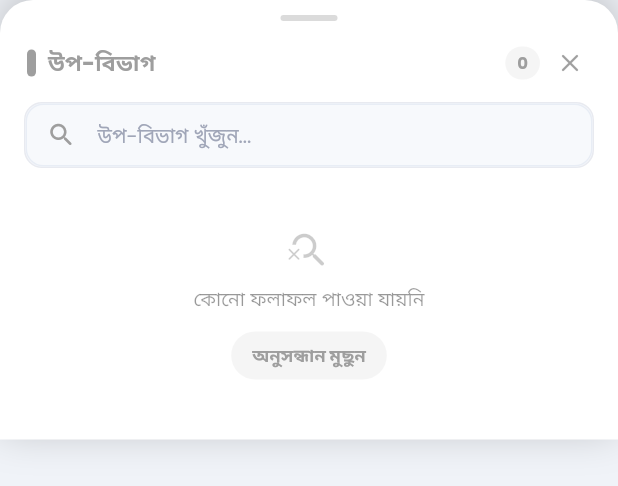
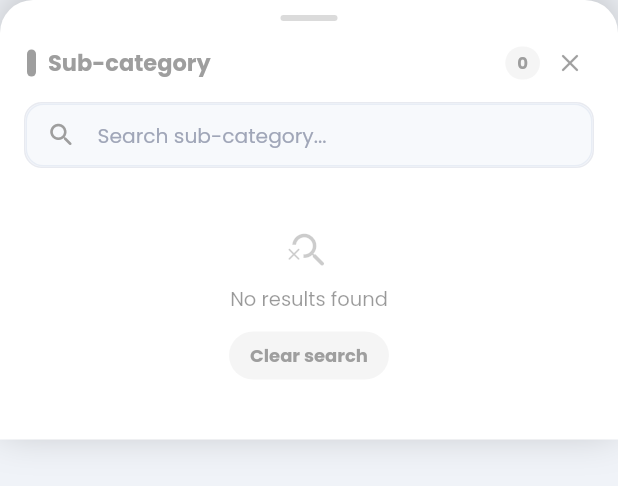
Before and after one commit to hasib94badhon/aarambd, a Flutter app: the _SubCatPopup widget shown alone on an empty page, opened directly with empty values, on a phone screen of 412 x 824 dp. Shown: the top 486 px of the screen. Run offline on Flutter 3.47's test engine with Material 3 defaults, Android fonts, the phone set to English and light mode, and no system bars; our stand-ins replace animated_bottom_navigation_bar, app_links, cached_network_image, firebase_core, firebase_messaging, flutter_local_notifications and 14 more; accounts and stored records are empty; network calls fail.

Commit message:
8 August

```diff
--- a/lib/pages/description_landing_page.dart
+++ b/lib/pages/description_landing_page.dart
@@ -68,7 +68,7 @@ class _ExpandableTextState extends State<ExpandableText> {
               child: Padding(
                 padding: const EdgeInsets.only(top: 4),
                 child: Text(
-                    _expanded ? 'কম দেখুন' : 'আরও দেখুন',
+                    _expanded ? 'Show less' : 'Show more',
                     style: widget.linkStyle),
               ),
             ),
@@ -470,12 +470,12 @@ class _DescriptionLandingPageState extends State<DescriptionLandingPage>
               child: Icon(t.icon, color: t.primary, size: 30),
             ),
             const SizedBox(height: 16),
-            const Text('এখানে এখনো কোনো পোস্ট নেই',
+            const Text('No posts here yet',
                 style: TextStyle(
                     fontSize: 16, fontWeight: FontWeight.w700,
                     color: Color(0xFF1A2340))),
             const SizedBox(height: 8),
-            Text('উপরের "পোস্ট করুন" বোতামে চাপুন।',
+            Text('Tap the "Post" button above to create one.',
                 textAlign: TextAlign.center,
                 style: TextStyle(
                     fontSize: 13,
@@ -896,7 +896,7 @@ class _SubCatPopupState extends State<_SubCatPopup> {
                 ),
                 Expanded(
                   child: Text(
-                    widget.catName.isNotEmpty ? widget.catName : 'উপ-বিভাগ',
+                    widget.catName.isNotEmpty ? widget.catName : 'Sub-category',
                     style: TextStyle(
                         fontSize: 15,
                         fontWeight: FontWeight.w800,
@@ -971,7 +971,7 @@ class _SubCatPopupState extends State<_SubCatPopup> {
                         fontSize: 13.5, color: Color(0xFF1A2340)),
                     decoration: InputDecoration(
                       isDense: true,
-                      hintText: 'উপ-বিভাগ খুঁজুন...',
+                      hintText: 'Search sub-category...',
                       hintStyle: const TextStyle(
                           fontSize: 13.5, color: Color(0xFFA0A6B8)),
                       prefixIcon:
@@ -1009,7 +1009,7 @@ class _SubCatPopupState extends State<_SubCatPopup> {
                   Icon(Icons.search_off_rounded,
                       size: 30, color: Colors.black.withValues(alpha: 0.20)),
                   const SizedBox(height: 8),
-                  Text('কোনো ফলাফল পাওয়া যায়নি',
+                  Text('No results found',
                       style: TextStyle(
                           fontSize: 13,
                           color: Colors.black.withValues(alpha: 0.40))),
@@ -1026,7 +1026,7 @@ class _SubCatPopupState extends State<_SubCatPopup> {
                         color: accent.withValues(alpha: 0.10),
                         borderRadius: BorderRadius.circular(999),
                       ),
-                      child: Text('অনুসন্ধান মুছুন',
+                      child: Text('Clear search',
                           style: TextStyle(
                               fontSize: 12,
                               fontWeight: FontWeight.w700,
@@ -1047,7 +1047,7 @@ class _SubCatPopupState extends State<_SubCatPopup> {
                     children: [
                       if (!searching)
                         _SubChip(
-                          label: 'সব',
+                          label: 'All',
                           selected: widget.selectedSubCatId == null,
                           accent: accent,
                           onTap: () => widget.onSelect(null),
```
